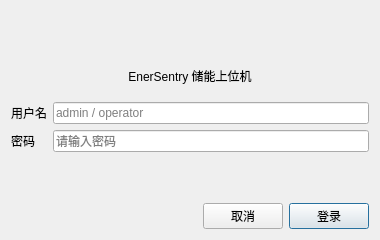
First picture: the form in apps/ens_app/src/ui/auth/LoginDialog.ui, repository LIN367799/EnerSentry, before the edit.
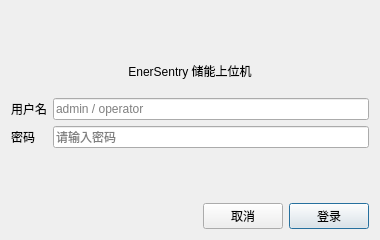
Second picture: the form after the edit.

What changed in the file:
```diff
--- a/apps/ens_app/src/ui/auth/LoginDialog.ui
+++ b/apps/ens_app/src/ui/auth/LoginDialog.ui
@@ -17,6 +17,9 @@
    <bool>true</bool>
   </property>
   <layout class="QVBoxLayout" name="rootLayout">
+   <property name="topMargin">
+    <number>0</number>
+   </property>
    <item>
     <widget class="QLabel" name="lblLogo">
      <property name="alignment">
```
